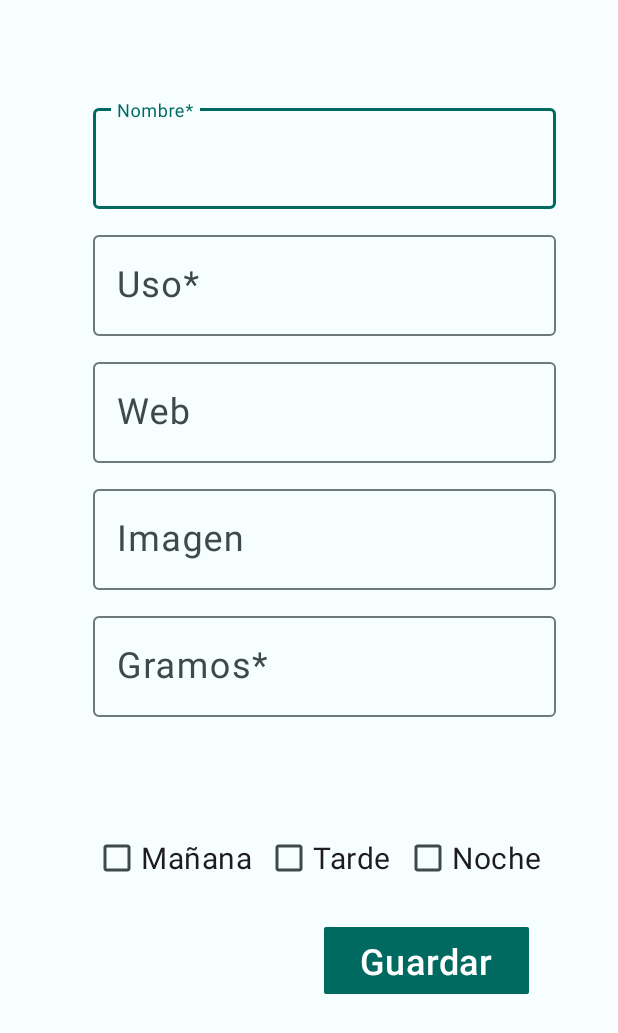
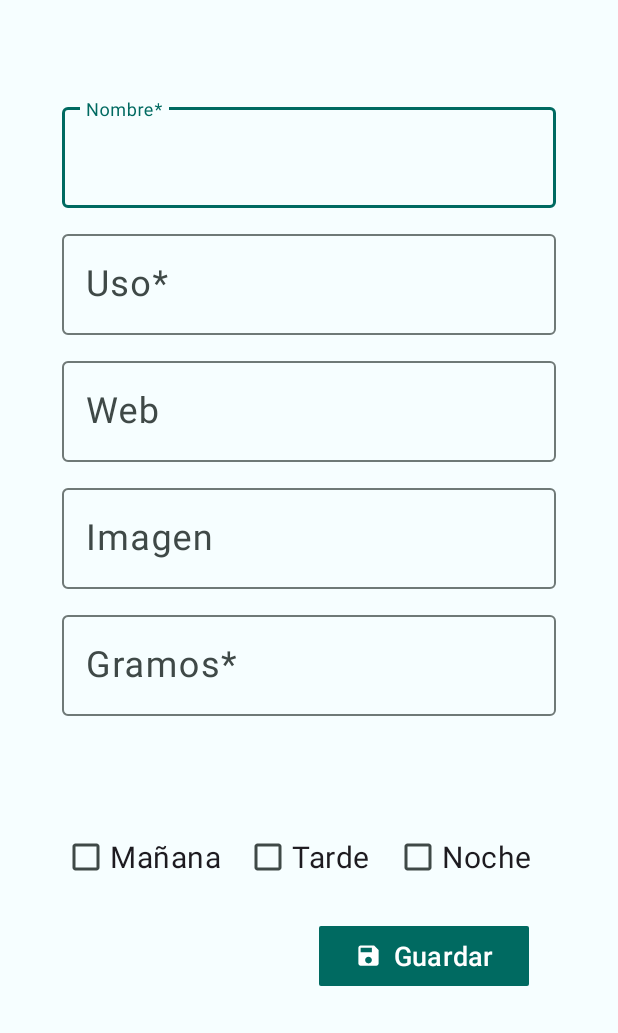
Before and after one commit to luisbargar/pastillApp, an Android app: the NewMedicationActivity screen opened directly, with no data from a screen before it, on a phone screen of 412 x 824 dp. Shown: the top 1033 px of the screen. Run offline under Robolectric (Android 15) with nearby library versions, the phone set to English and light mode, and no system bars.

Commit message:
versión definitiva (falta cambiar nombres)

```diff
--- /dev/null
+++ b/app/src/main/res/drawable/ic_baseline_delete_24.xml
@@ -0,0 +1,5 @@
+<vector android:height="24dp" android:tint="#000000"
+    android:viewportHeight="24" android:viewportWidth="24"
+    android:width="24dp" xmlns:android="http://schemas.android.com/apk/res/android">
+    <path android:fillColor="@android:color/white" android:pathData="M6,19c0,1.1 0.9,2 2,2h8c1.1,0 2,-0.9 2,-2V7H6v12zM19,4h-3.5l-1,-1h-5l-1,1H5v2h14V4z"/>
+</vector>
--- /dev/null
+++ b/app/src/main/res/drawable/ic_baseline_save_24.xml
@@ -0,0 +1,5 @@
+<vector android:height="24dp" android:tint="#000000"
+    android:viewportHeight="24" android:viewportWidth="24"
+    android:width="24dp" xmlns:android="http://schemas.android.com/apk/res/android">
+    <path android:fillColor="@android:color/white" android:pathData="M17,3L5,3c-1.11,0 -2,0.9 -2,2v14c0,1.1 0.89,2 2,2h14c1.1,0 2,-0.9 2,-2L21,7l-4,-4zM12,19c-1.66,0 -3,-1.34 -3,-3s1.34,-3 3,-3 3,1.34 3,3 -1.34,3 -3,3zM15,9L5,9L5,5h10v4z"/>
+</vector>
--- a/app/src/main/res/layout/activity_new_device.xml
+++ b/app/src/main/res/layout/activity_new_device.xml
@@ -8,7 +8,7 @@
 
     <ScrollView
         android:layout_width="match_parent"
-        android:layout_height="match_parent">
+        android:layout_height="wrap_content">
 
         <androidx.constraintlayout.widget.ConstraintLayout
             android:layout_width="match_parent"
@@ -20,7 +20,7 @@
                 android:layout_width="wrap_content"
                 android:layout_height="wrap_content"
                 android:orientation="vertical"
-                app:layout_constraintGuide_end="350dp" />
+                app:layout_constraintGuide_percent="0.1" />
 
             <androidx.constraintlayout.widget.Guideline
                 android:id="@+id/guideline_vertical_93"
@@ -179,8 +179,9 @@
                 android:layout_marginTop="20dp"
                 android:layout_marginEnd="110dp"
                 android:text="@string/guardar"
-                android:textSize="24sp"
+                android:textSize="18sp"
                 app:cornerRadius="1dp"
+                app:icon="@drawable/ic_baseline_save_24"
                 app:layout_constraintEnd_toEndOf="@id/guideline_vertical_93"
                 app:layout_constraintTop_toBottomOf="@id/ll_horariosS" />
 
@@ -192,6 +193,7 @@
                 android:backgroundTint="@color/md_theme_dark_errorContainer"
                 android:text="@string/eliminar"
                 android:visibility="gone"
+                app:icon="@drawable/ic_baseline_delete_24"
                 app:cornerRadius="1dp"
                 app:layout_constraintStart_toStartOf="@id/guideline_vertical_7"
                 app:layout_constraintTop_toBottomOf="@id/ll_horariosS" />
--- a/app/src/main/res/layout/app_bar_home.xml
+++ b/app/src/main/res/layout/app_bar_home.xml
@@ -32,7 +32,7 @@
         android:layout_height="wrap_content"
         android:layout_gravity="center_horizontal|right"
         android:layout_marginEnd="10dp"
-        android:layout_marginTop="22dp"
+        android:layout_marginTop="72dp"
         app:maxImageSize="32dp"
         app:srcCompat="@android:drawable/ic_input_add"
         tools:ignore="SpeakableTextPresentCheck" />
```
Also changed, not shown: app/src/main/res/layout/device.xml (+9 -6 lines).
